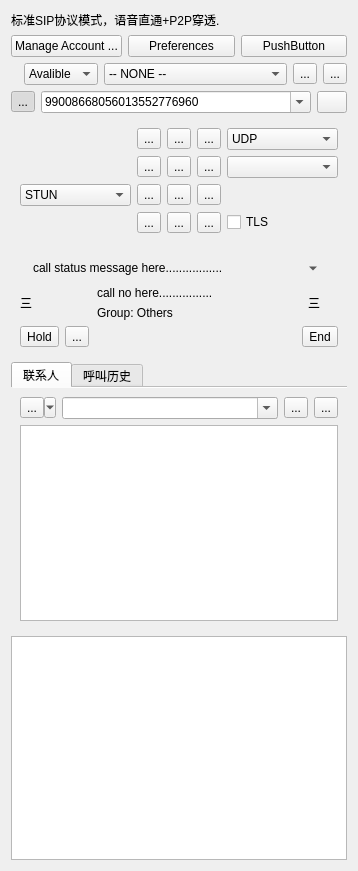
This is sipphone.ui in kitech/kitphone as Qt 5 draws it before an edit. The edited form follows.
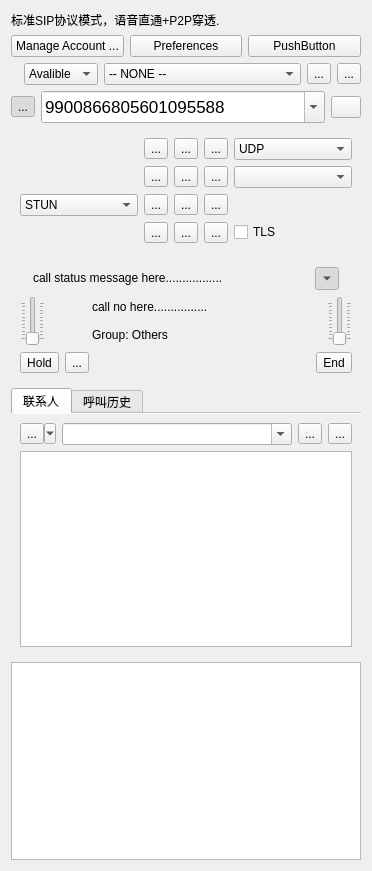
This is the edited form. Icons and pictures are not drawn.

```diff
--- a/sipphone.ui
+++ b/sipphone.ui
@@ -6,7 +6,7 @@
    <rect>
     <x>0</x>
     <y>0</y>
-    <width>358</width>
+    <width>372</width>
     <height>871</height>
    </rect>
   </property>
@@ -167,6 +167,26 @@
      </item>
      <item>
       <widget class="QComboBox" name="comboBox_7">
+       <property name="sizePolicy">
+        <sizepolicy hsizetype="Preferred" vsizetype="Fixed">
+         <horstretch>0</horstretch>
+         <verstretch>0</verstretch>
+        </sizepolicy>
+       </property>
+       <property name="minimumSize">
+        <size>
+         <width>0</width>
+         <height>32</height>
+        </size>
+       </property>
+       <property name="font">
+        <font>
+         <pointsize>13</pointsize>
+         <weight>50</weight>
+         <bold>false</bold>
+         <kerning>true</kerning>
+        </font>
+       </property>
        <property name="toolTip">
         <string>phone number: such as 123-12344556</string>
        </property>
@@ -175,7 +195,7 @@
        </property>
        <item>
         <property name="text">
-         <string>99008668056013552776960</string>
+         <string>9900866805601095588</string>
         </property>
        </item>
        <item>
@@ -578,7 +598,7 @@
            <bool>true</bool>
           </property>
           <property name="checked">
-           <bool>false</bool>
+           <bool>true</bool>
           </property>
           <property name="autoRaise">
            <bool>true</bool>
@@ -606,15 +626,27 @@
       <item>
        <layout class="QHBoxLayout" name="horizontalLayout_8">
         <item>
-         <widget class="QLabel" name="label_8">
+         <widget class="QSlider" name="verticalSlider">
+          <property name="sizePolicy">
+           <sizepolicy hsizetype="Fixed" vsizetype="Preferred">
+            <horstretch>0</horstretch>
+            <verstretch>0</verstretch>
+           </sizepolicy>
+          </property>
           <property name="maximumSize">
            <size>
-            <width>30</width>
-            <height>16777215</height>
+            <width>16777215</width>
+            <height>50</height>
            </size>
           </property>
-          <property name="text">
-           <string>三</string>
+          <property name="singleStep">
+           <number>5</number>
+          </property>
+          <property name="orientation">
+           <enum>Qt::Vertical</enum>
+          </property>
+          <property name="tickPosition">
+           <enum>QSlider::TicksBothSides</enum>
           </property>
          </widget>
         </item>
@@ -662,18 +694,39 @@
          </layout>
         </item>
         <item>
-         <widget class="QLabel" name="label_9">
+         <widget class="QSlider" name="verticalSlider_2">
+          <property name="sizePolicy">
+           <sizepolicy hsizetype="Fixed" vsizetype="Preferred">
+            <horstretch>0</horstretch>
+            <verstretch>0</verstretch>
+           </sizepolicy>
+          </property>
+          <property name="minimumSize">
+           <size>
+            <width>0</width>
+            <height>50</height>
+           </size>
+          </property>
           <property name="maximumSize">
            <size>
-            <width>30</width>
-            <height>16777215</height>
+            <width>16777215</width>
+            <height>50</height>
            </size>
           </property>
-          <property name="layoutDirection">
-           <enum>Qt::LeftToRight</enum>
+          <property name="singleStep">
+           <number>5</number>
           </property>
-          <property name="text">
-           <string>三</string>
+          <property name="orientation">
+           <enum>Qt::Vertical</enum>
+          </property>
+          <property name="invertedAppearance">
+           <bool>false</bool>
+          </property>
+          <property name="invertedControls">
+           <bool>false</bool>
+          </property>
+          <property name="tickPosition">
+           <enum>QSlider::TicksBothSides</enum>
           </property>
          </widget>
         </item>
```
Left out of the diff: 14 changed lines with no effect on the pictures.
